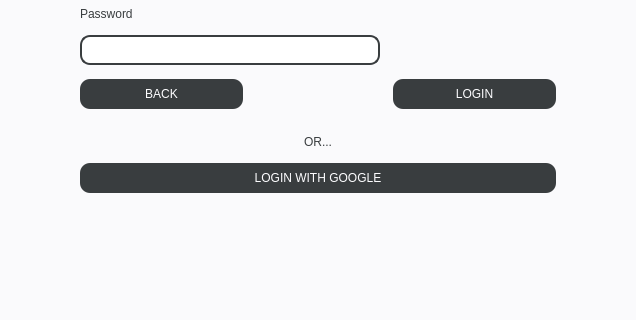
Above: venv/UI/login.ui from wcislak97/PKracker before the change; both pictures show x 282 to 918 and y 310 to 630 of the 1195 by 799 pixel window. Below: the same form after it.
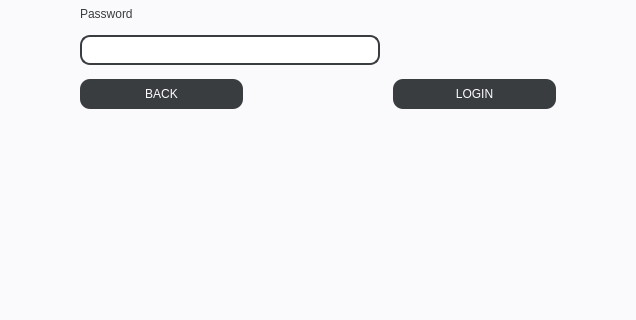
That is the form after the change.

Commit message: ui refactor dictionary method added

Patch:
```diff
--- a/venv/UI/login.ui
+++ b/venv/UI/login.ui
@@ -262,53 +262,6 @@
             </layout>
            </widget>
           </item>
-          <item>
-           <widget class="QLabel" name="lbl_login_2">
-            <property name="maximumSize">
-             <size>
-              <width>16777215</width>
-              <height>30</height>
-             </size>
-            </property>
-            <property name="styleSheet">
-             <string notr="true">font: 63 14pt &quot;Saira SemiCondensed SemiBold&quot;;
-color: rgb(57, 61, 63);
-
-</string>
-            </property>
-            <property name="text">
-             <string>OR...</string>
-            </property>
-            <property name="alignment">
-             <set>Qt::AlignCenter</set>
-            </property>
-            <property name="margin">
-             <number>0</number>
-            </property>
-           </widget>
-          </item>
-          <item>
-           <widget class="QPushButton" name="btn_login_w_gogle">
-            <property name="maximumSize">
-             <size>
-              <width>16777215</width>
-              <height>30</height>
-             </size>
-            </property>
-            <property name="layoutDirection">
-             <enum>Qt::LeftToRight</enum>
-            </property>
-            <property name="styleSheet">
-             <string notr="true">font: 63 10pt &quot;Saira SemiCondensed SemiBold&quot;;
-background-color: rgb(57, 61, 63);
-color: rgb(253, 253, 255);
-border-radius: 10px;</string>
-            </property>
-            <property name="text">
-             <string>LOGIN WITH GOOGLE</string>
-            </property>
-           </widget>
-          </item>
           <item>
            <widget class="QLabel" name="lbl_message">
             <property name="styleSheet">
```
The commit also changes 4 other files.
